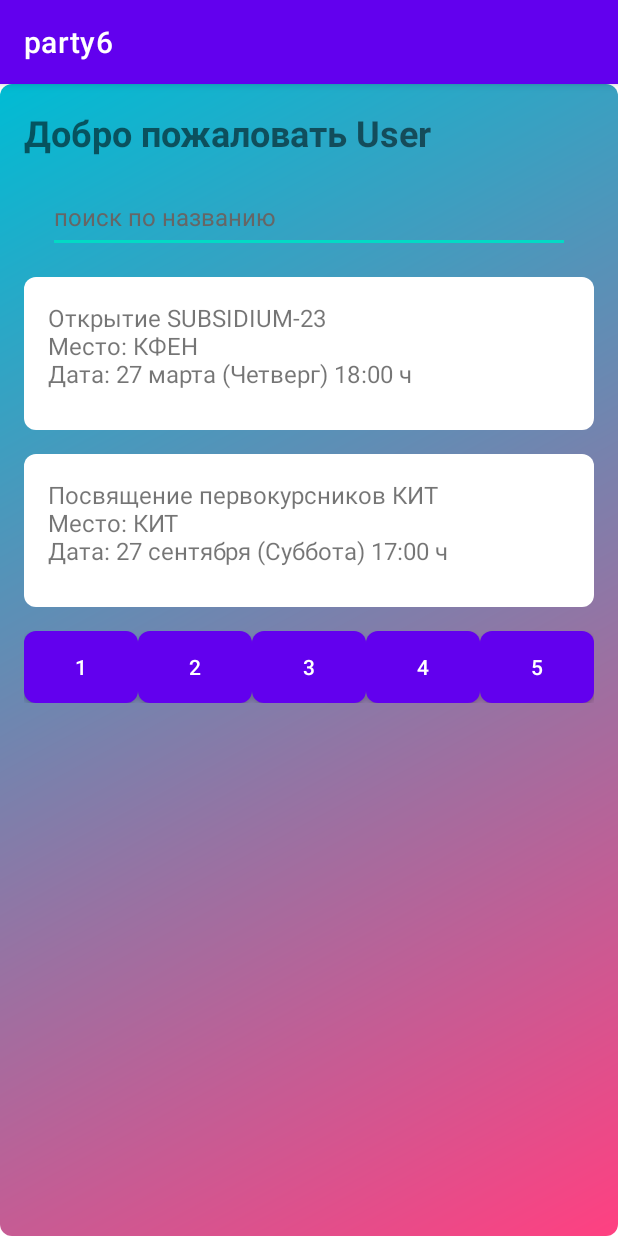
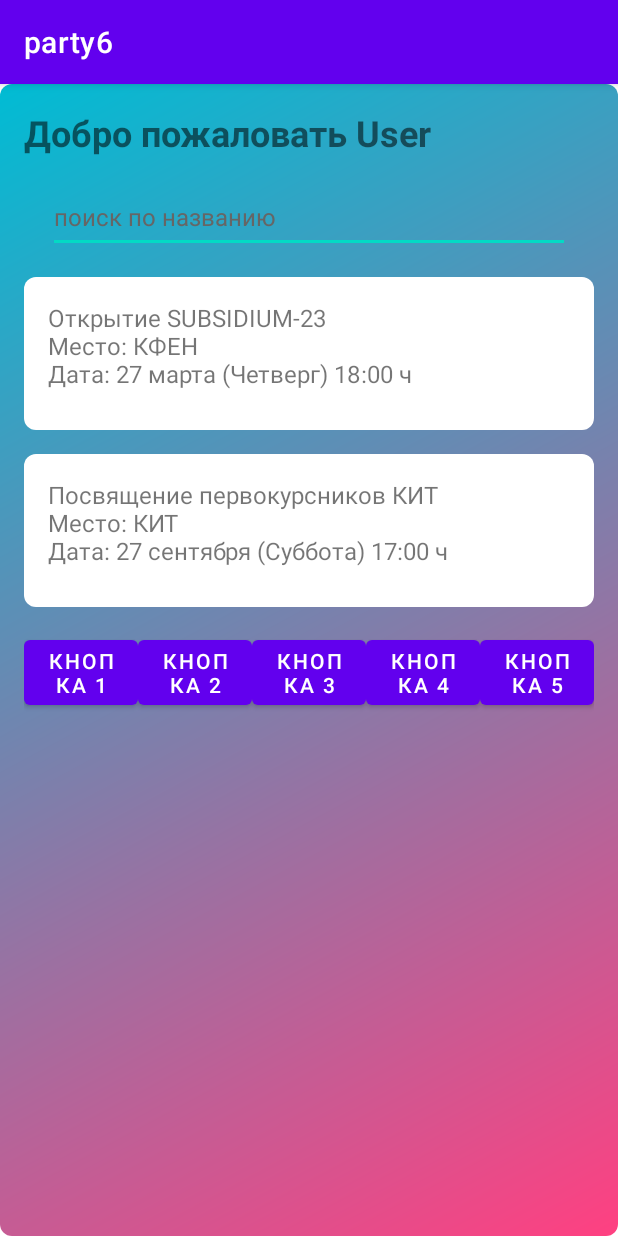
Before and after one commit to Arsenshmid/androidParty, an Android app: the MainActivity screen opened directly, with no data from a screen before it, on a phone screen of 412 x 824 dp. Run offline under Robolectric (Android 15) with nearby library versions, the light colour scheme and no system bars.

Commit message:
дпцып

```diff
--- /dev/null
+++ b/app/src/main/res/drawable/round_button.xml
@@ -0,0 +1,6 @@
+<?xml version="1.0" encoding="utf-8"?>
+<shape xmlns:android="http://schemas.android.com/apk/res/android"
+    android:shape="rectangle">
+    <solid android:color="@color/colorPrimary"/>
+    <corners android:radius="25dp"/>
+</shape>
--- a/app/src/main/res/layout/activity_main.xml
+++ b/app/src/main/res/layout/activity_main.xml
@@ -1,5 +1,4 @@
 <?xml version="1.0" encoding="utf-8"?>
-<!-- activity_main.xml -->
 <LinearLayout xmlns:android="http://schemas.android.com/apk/res/android"
     xmlns:tools="http://schemas.android.com/tools"
     android:layout_width="match_parent"
@@ -53,52 +52,63 @@
         android:orientation="vertical"
         android:padding="16dp">
     </LinearLayout>
-
-    <!-- Добавлены пять кнопок, расположенные горизонтально и стилизованные -->
+    <!-- Добавляем контейнер для кнопок в нижней части экрана -->
     <LinearLayout
+        android:id="@+id/bottomButtonContainer"
         android:layout_width="match_parent"
         android:layout_height="wrap_content"
-        android:orientation="horizontal">
+        android:layout_alignParentBottom="true"
+        android:orientation="horizontal"
+        android:gravity="center">
 
+        <!-- Первая кнопка -->
         <Button
             android:id="@+id/button1"
             android:layout_width="0dp"
             android:layout_height="wrap_content"
             android:layout_weight="1"
-            android:text="1"
-            android:background="@drawable/button_background" />
+            android:text="Кнопка 1" />
 
+        <!-- Вторая кнопка -->
         <Button
             android:id="@+id/button2"
             android:layout_width="0dp"
             android:layout_height="wrap_content"
             android:layout_weight="1"
-            android:text="2"
-            android:background="@drawable/button_background" />
+            android:text="Кнопка 2" />
 
+        <!-- Третья кнопка -->
         <Button
             android:id="@+id/button3"
             android:layout_width="0dp"
             android:layout_height="wrap_content"
             android:layout_weight="1"
-            android:text="3"
-            android:background="@drawable/button_background" />
+            android:text="Кнопка 3" />
 
+        <!-- Четвертая кнопка -->
         <Button
             android:id="@+id/button4"
             android:layout_width="0dp"
             android:layout_height="wrap_content"
             android:layout_weight="1"
-            android:text="4"
-            android:background="@drawable/button_background" />
+            android:text="Кнопка 4" />
 
+        <!-- Пятая кнопка -->
         <Button
             android:id="@+id/button5"
             android:layout_width="0dp"
             android:layout_height="wrap_content"
             android:layout_weight="1"
-            android:text="5"
-            android:background="@drawable/button_background" />
+            android:text="Кнопка 5" />
+
+        <!-- Кнопка для добавления мероприятий (для администратора) -->
+        <Button
+            android:id="@+id/addEventButton"
+            android:layout_width="0dp"
+            android:layout_height="wrap_content"
+            android:layout_weight="1"
+            android:text="Добавить мероприятие"
+            android:visibility="gone" />
+
     </LinearLayout>
-
 </LinearLayout>
--- a/app/src/main/res/values/colors.xml
+++ b/app/src/main/res/values/colors.xml
@@ -7,4 +7,5 @@
     <color name="teal_700">#FF018786</color>
     <color name="black">#FF000000</color>
     <color name="white">#FFFFFFFF</color>
+    <color name="colorPrimary">#2196F3</color>
 </resources>
```
Also changed, not shown: app/src/main/java/com/example/party6/AddNewsActivity.java (added, +14 -0 lines), app/src/main/java/com/example/party6/MainActivity.java (+48 -7 lines), app/src/main/java/com/example/party6/ProfileActivity.java (added, +13 -0 lines), app/src/main/res/layout/activity_add_news.xml (added, +37 -0 lines), app/src/main/res/layout/activity_profile.xml (added, +56 -0 lines), app/src/main/res/drawable/profile_image.png (renamed from app/src/main/res/drawable/Five.png), 2 other files.
